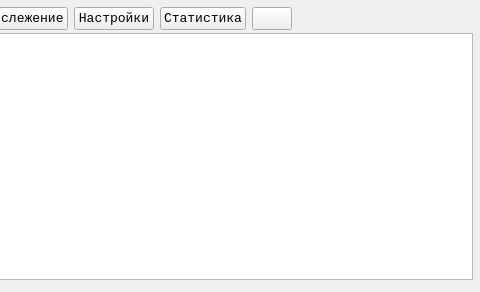
This is widget.ui in FeZar97/Investigator as Qt 5 draws it before an edit; both pictures show x 227 to 707 and y 0 to 292 of the 707 by 292 pixel window. The edited form follows.
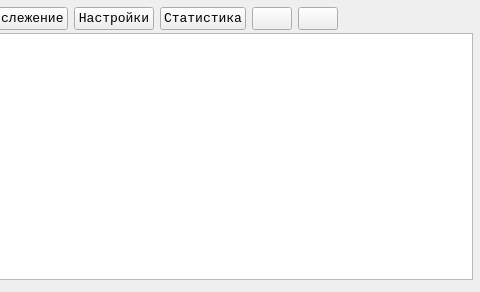
This is the edited form. Icons and pictures are not drawn.

Commit message: added lock button to prevent accidental changes params of program (or closing).

```diff
--- a/widget.ui
+++ b/widget.ui
@@ -101,6 +101,13 @@
         </property>
        </widget>
       </item>
+      <item>
+       <widget class="QPushButton" name="lockButton">
+        <property name="text">
+         <string/>
+        </property>
+       </widget>
+      </item>
       <item>
        <spacer name="horizontalSpacer">
         <property name="orientation">
```
The commit also changes 11 other files.
